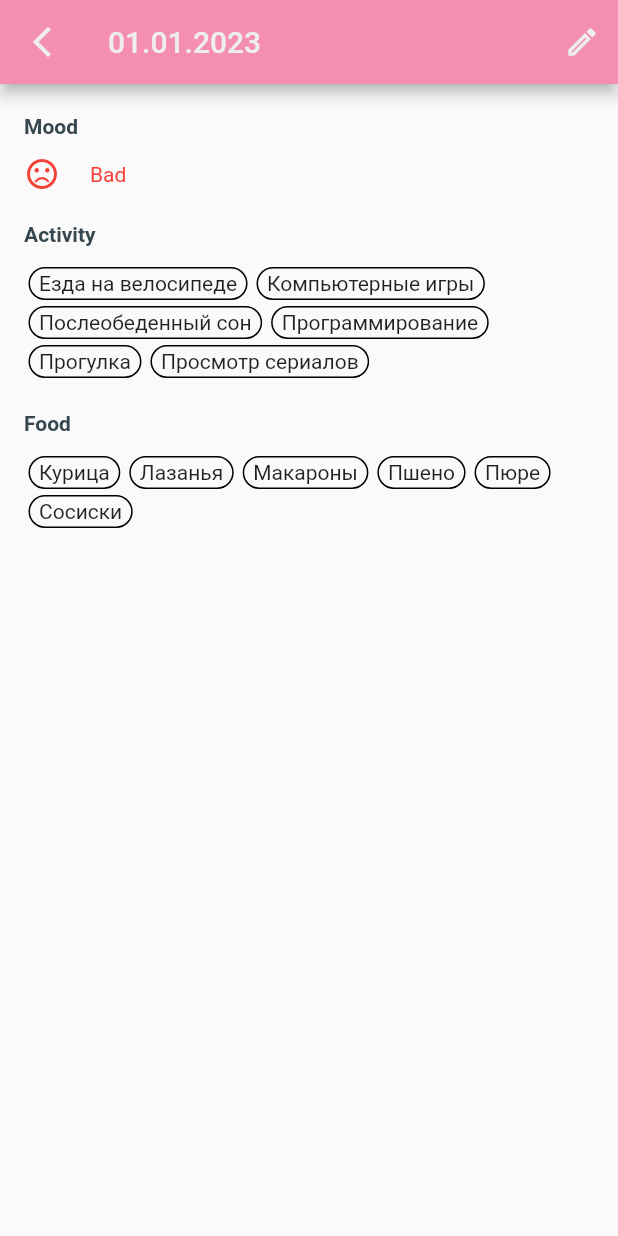
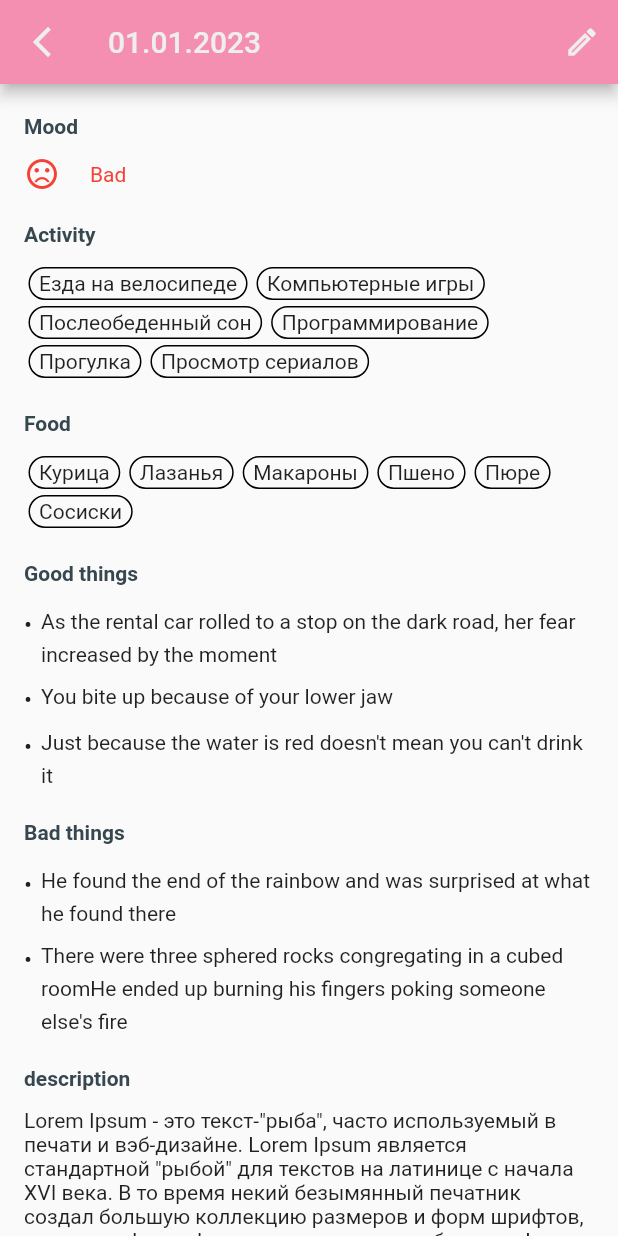
Before and after one commit to algailoc/mood-tracker-2, a Flutter app: the screen it shows after launch, after a tap on an icon or button, on a phone screen of 412 x 824 dp. Run offline on Flutter 3.47's test engine with Material 2 defaults, Android fonts, the phone set to English and light mode, and no system bars; our stand-ins replace easy_localization, equatable, flutter_bloc, flutter_smart_dialog, get_it, hive and 1 more; accounts and stored records are empty.

Commit message:
Доделала экран дня

```diff
--- /dev/null
+++ b/lib/core/helpers/confirm_dialog.dart
@@ -0,0 +1,10 @@
+import 'package:flutter/material.dart';
+import 'package:flutter_smart_dialog/flutter_smart_dialog.dart';
+
+Future<bool> showConfirmDialog() async {
+  final result = await SmartDialog.show(
+    builder: (context) => const SizedBox(),
+  );
+
+  return result ?? false;
+}
--- a/lib/core/mock/mock_days.dart
+++ b/lib/core/mock/mock_days.dart
@@ -19,6 +19,9 @@ final mockDays = [
     mood: Mood.bad,
     activities: _mockActivitiesSlashFoods,
     foods: _mockActivitiesSlashFoods,
+    goodStuff: _mockGoodStuff,
+    badStuff: _mockBadStuff,
+    description: _mockDescription,
   ),
   DayModel(
     id: '2',
@@ -26,6 +29,9 @@ final mockDays = [
     mood: Mood.great,
     activities: _mockActivitiesSlashFoods,
     foods: _mockActivitiesSlashFoods,
+    goodStuff: _mockGoodStuff,
+    badStuff: _mockBadStuff,
+    description: _mockDescription,
   ),
   DayModel(
     id: '3',
@@ -33,6 +39,9 @@ final mockDays = [
     mood: Mood.good,
     activities: _mockActivitiesSlashFoods,
     foods: _mockActivitiesSlashFoods,
+    goodStuff: _mockGoodStuff,
+    badStuff: _mockBadStuff,
+    description: _mockDescription,
   ),
   DayModel(
     id: '4',
@@ -40,6 +49,9 @@ final mockDays = [
     mood: Mood.awful,
     activities: _mockActivitiesSlashFoods,
     foods: _mockActivitiesSlashFoods,
+    goodStuff: _mockGoodStuff,
+    badStuff: _mockBadStuff,
+    description: _mockDescription,
   ),
   DayModel(
     id: '5',
@@ -47,6 +59,9 @@ final mockDays = [
     mood: Mood.mediocre,
     activities: _mockActivitiesSlashFoods,
     foods: _mockActivitiesSlashFoods,
+    goodStuff: _mockGoodStuff,
+    badStuff: _mockBadStuff,
+    description: _mockDescription,
   ),
 ];
 
@@ -199,3 +214,17 @@ final mockFoods = [
     original: true,
   ),
 ];
+
+const _mockGoodStuff = [
+  'As the rental car rolled to a stop on the dark road, her fear increased by the moment',
+  'You bite up because of your lower jaw',
+  'Just because the water is red doesn\'t mean you can\'t drink it'
+];
+const _mockBadStuff = [
+  'He found the end of the rainbow and was surprised at what he found there',
+  'There were three sphered rocks congregating in a cubed room'
+      'He ended up burning his fingers poking someone else\'s fire',
+];
+
+const _mockDescription =
+    'Lorem Ipsum - это текст-"рыба", часто используемый в печати и вэб-дизайне. Lorem Ipsum является стандартной "рыбой" для текстов на латинице с начала XVI века. В то время некий безымянный печатник создал большую коллекцию размеров и форм шрифтов, используя Lorem Ipsum для распечатки образцов. Lorem Ipsum не только успешно пережил без заметных изменений пять веков, но и перешагнул в электронный дизайн. Его популяризации в новое время послужили публикация листов Letraset с образцами Lorem Ipsum в 60-х годах и, в более недавнее время, программы электронной вёрстки типа Aldus PageMaker, в шаблонах которых используется Lorem Ipsum.';
--- a/lib/presentation/screens/day_screen/day_screen.dart
+++ b/lib/presentation/screens/day_screen/day_screen.dart
@@ -61,7 +61,7 @@ class _ScreenBody extends StatelessWidget {
   void navigateToEditScreen(BuildContext context, DayEntity day) async {
     final dayBloc = BlocProvider.of<DayBloc>(context);
 
-    final DayEntity? newDay = await Navigator.of(context).pushNamed(
+    final newDay = await Navigator.of(context).pushNamed(
       routeEditDayScreen,
       arguments: DayScreenParams(
         dateTime: dayBloc.day.date,
--- a/lib/presentation/screens/day_screen/day_screen_body.dart
+++ b/lib/presentation/screens/day_screen/day_screen_body.dart
@@ -2,7 +2,10 @@ import 'package:flutter/material.dart';
 import 'package:flutter_bloc/flutter_bloc.dart';
 import 'package:mood_tracker_2/presentation/bloc/day_bloc/day_bloc.dart';
 import 'package:mood_tracker_2/presentation/widgets/day_sceen/day_activities_list.dart';
+import 'package:mood_tracker_2/presentation/widgets/day_sceen/day_bad_stuff_component.dart';
+import 'package:mood_tracker_2/presentation/widgets/day_sceen/day_description_component.dart';
 import 'package:mood_tracker_2/presentation/widgets/day_sceen/day_foods_list.dart';
+import 'package:mood_tracker_2/presentation/widgets/day_sceen/day_good_stuff_component.dart';
 import 'package:mood_tracker_2/presentation/widgets/day_sceen/mood_component.dart';
 
 class DayScreenBody extends StatelessWidget {
@@ -14,9 +17,10 @@ class DayScreenBody extends StatelessWidget {
       final day = state.dayEntity!;
 
       return Padding(
-        padding: const EdgeInsets.symmetric(vertical: 20, horizontal: 16),
+        padding: const EdgeInsets.symmetric(horizontal: 16),
         child: ListView(
           children: [
+            const SizedBox(height: 20),
             DayMoodComponent(day.mood),
             const SizedBox(height: 20),
             if (day.activities.isNotEmpty) ...[
@@ -27,6 +31,17 @@ class DayScreenBody extends StatelessWidget {
               DayFoodsList(day.foods),
               const SizedBox(height: 20),
             ],
+            if (day.goodStuff.isNotEmpty) ...[
+              DayGoodStuffComponent(day.goodStuff),
+              const SizedBox(height: 20),
+            ],
+            if (day.badStuff.isNotEmpty) ...[
+              DayBadStuffComponent(day.badStuff),
+              const SizedBox(height: 20),
+            ],
+            if (day.description != null && day.description!.isNotEmpty)
+              DayDescriptionComponent(day.description!),
+            const SizedBox(height: 20),
           ],
         ),
       );
--- a/lib/presentation/widgets/day_sceen/day_activities_list.dart
+++ b/lib/presentation/widgets/day_sceen/day_activities_list.dart
@@ -45,7 +45,6 @@ class _DayActivitiesListState extends State<DayActivitiesList> {
             crossAxisAlignment: CrossAxisAlignment.start,
             children: [
               const DaySegmentTitle('activities'),
-              const SizedBox(height: 12),
               Wrap(
                 children: List.generate(
                   activities.length,
--- /dev/null
+++ b/lib/presentation/widgets/day_sceen/day_bad_stuff_component.dart
@@ -0,0 +1,48 @@
+import 'package:flutter/material.dart';
+import 'package:mood_tracker_2/presentation/widgets/day_sceen/segment_title.dart';
+
+class DayBadStuffComponent extends StatelessWidget {
+  final List<String> badStuff;
+
+  const DayBadStuffComponent(this.badStuff, {super.key});
+
+  @override
+  Widget build(BuildContext context) {
+    return Column(
+      crossAxisAlignment: CrossAxisAlignment.start,
+      children: [
+        const DaySegmentTitle('badStuff'),
+        ...List.generate(badStuff.length, (index) {
+          final text = badStuff[index];
+
+          return Padding(
+            padding: EdgeInsets.only(
+              bottom: index == badStuff.length - 1 ? 0 : 6,
+            ),
+            child: Row(
+              crossAxisAlignment: CrossAxisAlignment.start,
+              children: [
+                const Text(
+                  '\u2022',
+                  style: TextStyle(
+                    fontSize: 16,
+                    height: 1.55,
+                  ),
+                ),
+                const SizedBox(width: 6),
+                Expanded(
+                  child: Text(
+                    text,
+                    textAlign: TextAlign.left,
+                    softWrap: true,
+                    style: const TextStyle(height: 1.55),
+                  ),
+                ),
+              ],
+            ),
+          );
+        })
+      ],
+    );
+  }
+}
--- /dev/null
+++ b/lib/presentation/widgets/day_sceen/day_description_component.dart
@@ -0,0 +1,19 @@
+import 'package:flutter/material.dart';
+import 'package:mood_tracker_2/presentation/widgets/day_sceen/segment_title.dart';
+
+class DayDescriptionComponent extends StatelessWidget {
+  final String description;
+
+  const DayDescriptionComponent(this.description, {super.key});
+
+  @override
+  Widget build(BuildContext context) {
+    return Column(
+      crossAxisAlignment: CrossAxisAlignment.start,
+      children: [
+        const DaySegmentTitle('description'),
+        Text(description),
+      ],
+    );
+  }
+}
--- a/lib/presentation/widgets/day_sceen/day_foods_list.dart
+++ b/lib/presentation/widgets/day_sceen/day_foods_list.dart
@@ -45,7 +45,6 @@ class _DayFoodsListState extends State<DayFoodsList> {
             crossAxisAlignment: CrossAxisAlignment.start,
             children: [
               const DaySegmentTitle('foods'),
-              const SizedBox(height: 12),
               Wrap(
                 children: List.generate(
                   foods.length,
--- /dev/null
+++ b/lib/presentation/widgets/day_sceen/day_good_stuff_component.dart
@@ -0,0 +1,48 @@
+import 'package:flutter/material.dart';
+import 'package:mood_tracker_2/presentation/widgets/day_sceen/segment_title.dart';
+
+class DayGoodStuffComponent extends StatelessWidget {
+  final List<String> goodStuff;
+
+  const DayGoodStuffComponent(this.goodStuff, {super.key});
+
+  @override
+  Widget build(BuildContext context) {
+    return Column(
+      crossAxisAlignment: CrossAxisAlignment.start,
+      children: [
+        const DaySegmentTitle('goodStuff'),
+        ...List.generate(goodStuff.length, (index) {
+          final text = goodStuff[index];
+
+          return Padding(
+            padding: EdgeInsets.only(
+              bottom: index == goodStuff.length - 1 ? 0 : 6,
+            ),
+            child: Row(
+              crossAxisAlignment: CrossAxisAlignment.start,
+              children: [
+                const Text(
+                  '\u2022',
+                  style: TextStyle(
+                    fontSize: 16,
+                    height: 1.55,
+                  ),
+                ),
+                const SizedBox(width: 6),
+                Expanded(
+                  child: Text(
+                    text,
+                    textAlign: TextAlign.left,
+                    softWrap: true,
+                    style: const TextStyle(height: 1.55),
+                  ),
+                ),
+              ],
+            ),
+          );
+        })
+      ],
+    );
+  }
+}
--- a/lib/presentation/widgets/day_sceen/mood_component.dart
+++ b/lib/presentation/widgets/day_sceen/mood_component.dart
@@ -50,7 +50,6 @@ class DayMoodComponent extends StatelessWidget {
       crossAxisAlignment: CrossAxisAlignment.start,
       children: [
         const DaySegmentTitle('mood'),
-        const SizedBox(height: 12),
         Row(
           children: [
             Icon(
--- a/lib/presentation/widgets/day_sceen/segment_title.dart
+++ b/lib/presentation/widgets/day_sceen/segment_title.dart
@@ -8,12 +8,15 @@ class DaySegmentTitle extends StatelessWidget {
 
   @override
   Widget build(BuildContext context) {
-    return Text(
-      title,
-      style: TextStyle(
-        fontWeight: FontWeight.w600,
-        color: Colors.blueGrey.shade800,
-      ),
-    ).tr();
+    return Padding(
+      padding: const EdgeInsets.only(bottom: 12),
+      child: Text(
+        title,
+        style: TextStyle(
+          fontWeight: FontWeight.w600,
+          color: Colors.blueGrey.shade800,
+        ),
+      ).tr(),
+    );
   }
 }
```
